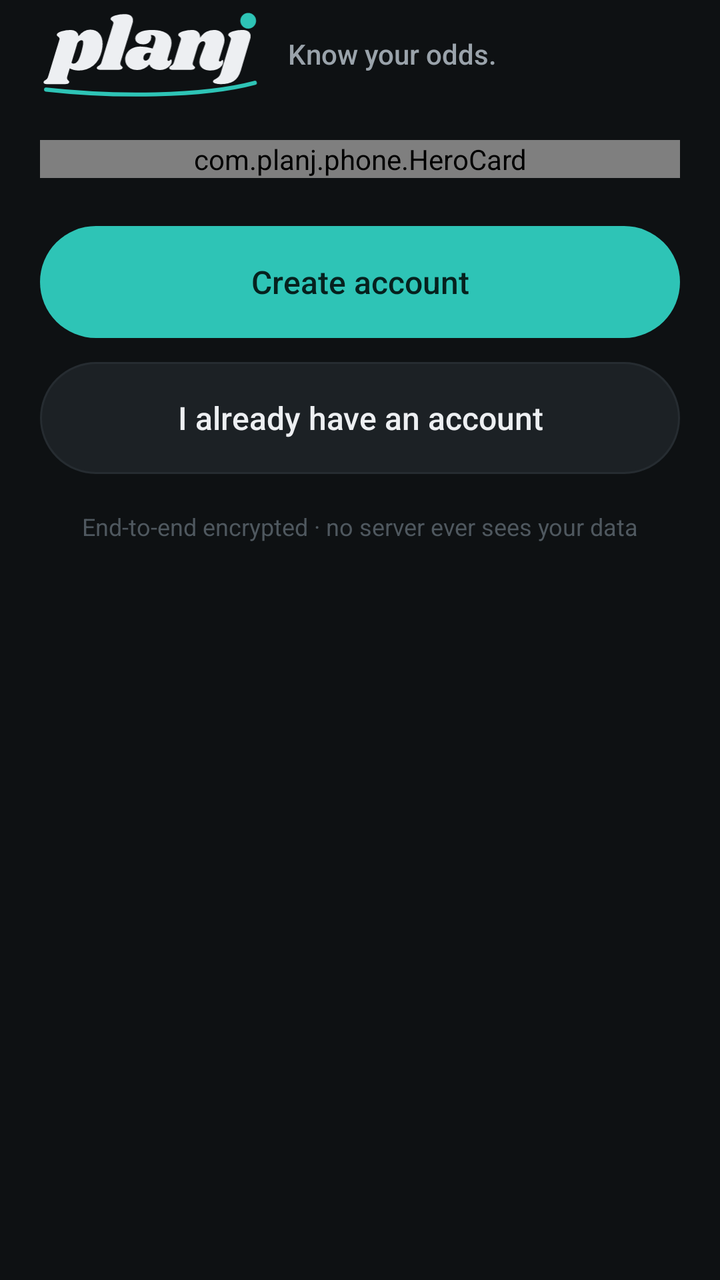
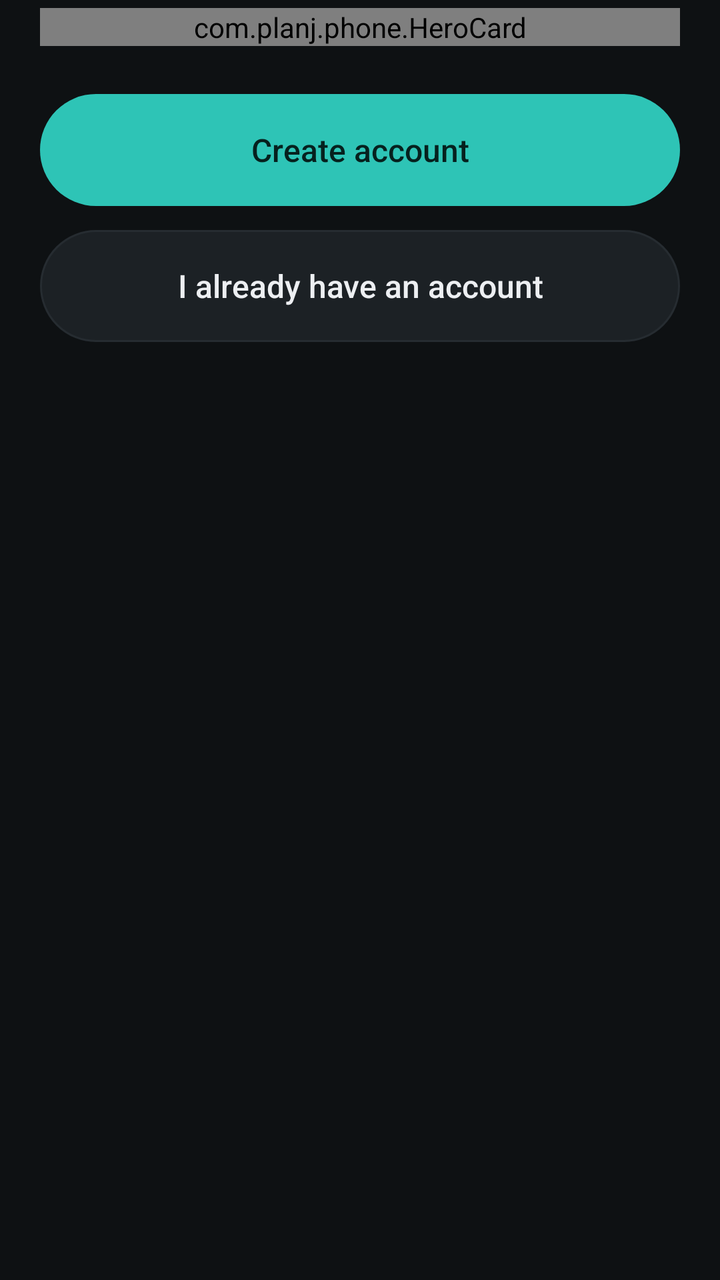

Two renders of the same Android screen: before a commit and after it. Below are the layout's source before the change and the commit's diff.
<!-- AndroidManifest.xml: application theme Theme.Planj -->
<!-- res/layout/screen_welcome.xml -->
<?xml version="1.0" encoding="utf-8"?>
<LinearLayout xmlns:android="http://schemas.android.com/apk/res/android"
    xmlns:app="http://schemas.android.com/apk/res-auto"
    android:layout_width="match_parent"
    android:layout_height="wrap_content"
    android:orientation="vertical"
    android:paddingHorizontal="20dp"
    android:paddingTop="4dp"
    android:paddingBottom="32dp">

    <LinearLayout
        android:layout_width="match_parent"
        android:layout_height="wrap_content"
        android:layout_marginBottom="20dp"
        android:gravity="center_vertical"
        android:orientation="horizontal">

        <ImageView
            android:layout_width="112dp"
            android:layout_height="46dp"
            android:contentDescription="planj"
            android:scaleType="fitStart"
            android:src="@drawable/wordmark_planj" />

        <TextView
            android:layout_width="wrap_content"
            android:layout_height="wrap_content"
            android:layout_marginStart="12dp"
            android:fontFamily="sans-serif-medium"
            android:text="Know your odds."
            android:textColor="@color/muted"
            android:textSize="14sp" />
    </LinearLayout>

    <com.planj.phone.HeroCard
        android:id="@+id/hero"
        android:layout_width="match_parent"
        android:layout_height="wrap_content"
        app:heroHeadline="Your life,\nforecast honestly"
        app:heroHeight="260dp"
        app:heroSlot="welcome"
        app:heroSubline="planj learns from what you actually do and tells you the odds for tomorrow — with the one thing that would change them." />

    <Button android:id="@+id/btn_create" style="@style/Auth.Primary" android:text="Create account" />
    <Button android:id="@+id/btn_signin" style="@style/Auth.Secondary" android:text="I already have an account" />

    <TextView android:layout_width="match_parent" android:layout_height="wrap_content" android:layout_marginTop="18dp" android:gravity="center" android:text="End-to-end encrypted · no server ever sees your data" android:textColor="@color/idle" android:textSize="12sp" />
</LinearLayout>
<!-- resources referenced by this layout -->
<resources>
  <color name="idle">#4F585F</color>
  <color name="muted">#9AA3AB</color>
  <!-- drawable wordmark_planj: vector/xml drawable (drawable, 4081 chars, omitted) -->
  <style name="Auth.Primary" parent="Pill.Primary">
          <item name="android:layout_marginTop">24dp</item>
      </style>
  <style name="Auth.Secondary" parent="Pill.Secondary">
          <item name="android:layout_marginTop">12dp</item>
      </style>
  <style name="Pill.Primary">
          <item name="android:background">@drawable/btn_primary</item>
          <item name="android:textColor">@color/on_accent</item>
      </style>
  <style name="Pill.Secondary">
          <item name="android:background">@drawable/btn_secondary</item>
          <item name="android:textColor">@color/text</item>
      </style>
  <color name="bg">#0E1113</color>
  <color name="accent">#2EC4B6</color>
  <color name="text">#EDEFF2</color>
  <style name="PageTransitions" parent="@android:style/Animation.Activity">
          <item name="android:activityOpenEnterAnimation">@anim/slide_in_right</item>
          <item name="android:activityOpenExitAnimation">@anim/slide_out_left</item>
          <item name="android:activityCloseEnterAnimation">@anim/slide_in_left</item>
          <item name="android:activityCloseExitAnimation">@anim/slide_out_right</item>
      </style>
  <!-- drawable splash_pj_animated (drawable) -->
  <?xml version="1.0" encoding="utf-8"?>
  <animated-vector xmlns:android="http://schemas.android.com/apk/res/android" android:drawable="@drawable/splash_pj">
      <target android:name="letters" android:animation="@animator/pj_letters_in" />
      <target android:name="lean" android:animation="@animator/pj_lean_in" />
      <target android:name="tail" android:animation="@animator/pj_swash_draw" />
      <target android:name="dotGroup" android:animation="@animator/pj_dot_drop" />
      <target android:name="dot" android:animation="@animator/pj_dot_show" />
  </animated-vector>
  <!-- drawable btn_primary (drawable) -->
  <?xml version="1.0" encoding="utf-8"?>
  <ripple xmlns:android="http://schemas.android.com/apk/res/android" android:color="@color/ripple">
      <item>
          <selector>
              <item android:state_enabled="false">
                  <shape android:shape="rectangle">
                      <solid android:color="@color/accent_dim" />
                      <corners android:radius="999dp" />
                  </shape>
              </item>
              <item>
                  <shape android:shape="rectangle">
                      <solid android:color="@color/accent" />
                      <corners android:radius="999dp" />
                  </shape>
              </item>
          </selector>
      </item>
  </ripple>
  <color name="on_accent">#06211E</color>
  <!-- drawable btn_secondary (drawable) -->
  <?xml version="1.0" encoding="utf-8"?>
  <ripple xmlns:android="http://schemas.android.com/apk/res/android" android:color="@color/ripple">
      <item>
          <shape android:shape="rectangle">
              <solid android:color="@color/surface_alt" />
              <corners android:radius="999dp" />
              <stroke android:width="1dp" android:color="@color/border" />
          </shape>
      </item>
  </ripple>
  <color name="ripple">#22FFFFFF</color>
  <color name="accent_dim">#1F5F5A</color>
  <color name="surface_alt">#1C2125</color>
  <color name="border">#262C31</color>
  <!-- unchanged entries left out for length: 2 -->
</resources>

<!-- the commit's change to res/layout/screen_welcome.xml (unified diff, before → after) -->
@@ -8,41 +8,14 @@
     android:paddingTop="4dp"
     android:paddingBottom="32dp">
 
-    <LinearLayout
-        android:layout_width="match_parent"
-        android:layout_height="wrap_content"
-        android:layout_marginBottom="20dp"
-        android:gravity="center_vertical"
-        android:orientation="horizontal">
-
-        <ImageView
-            android:layout_width="112dp"
-            android:layout_height="46dp"
-            android:contentDescription="planj"
-            android:scaleType="fitStart"
-            android:src="@drawable/wordmark_planj" />
-
-        <TextView
-            android:layout_width="wrap_content"
-            android:layout_height="wrap_content"
-            android:layout_marginStart="12dp"
-            android:fontFamily="sans-serif-medium"
-            android:text="Know your odds."
-            android:textColor="@color/muted"
-            android:textSize="14sp" />
-    </LinearLayout>
-
     <com.planj.phone.HeroCard
         android:id="@+id/hero"
         android:layout_width="match_parent"
         android:layout_height="wrap_content"
         app:heroHeadline="Your life,\nforecast honestly"
         app:heroHeight="260dp"
-        app:heroSlot="welcome"
-        app:heroSubline="planj learns from what you actually do and tells you the odds for tomorrow — with the one thing that would change them." />
+        app:heroSlot="welcome" />
 
     <Button android:id="@+id/btn_create" style="@style/Auth.Primary" android:text="Create account" />
     <Button android:id="@+id/btn_signin" style="@style/Auth.Secondary" android:text="I already have an account" />
-
-    <TextView android:layout_width="match_parent" android:layout_height="wrap_content" android:layout_marginTop="18dp" android:gravity="center" android:text="End-to-end encrypted · no server ever sees your data" android:textColor="@color/idle" android:textSize="12sp" />
 </LinearLayout>
<!-- resource entries referenced after the edit -->
@@ -1,8 +1,6 @@
 <!-- resources referenced by this layout -->
 <resources>
-  <color name="idle">#4F585F</color>
   <color name="muted">#9AA3AB</color>
-  <!-- drawable wordmark_planj: vector/xml drawable (drawable, 4081 chars, omitted) -->
   <style name="Auth.Primary" parent="Pill.Primary">
           <item name="android:layout_marginTop">24dp</item>
       </style>
